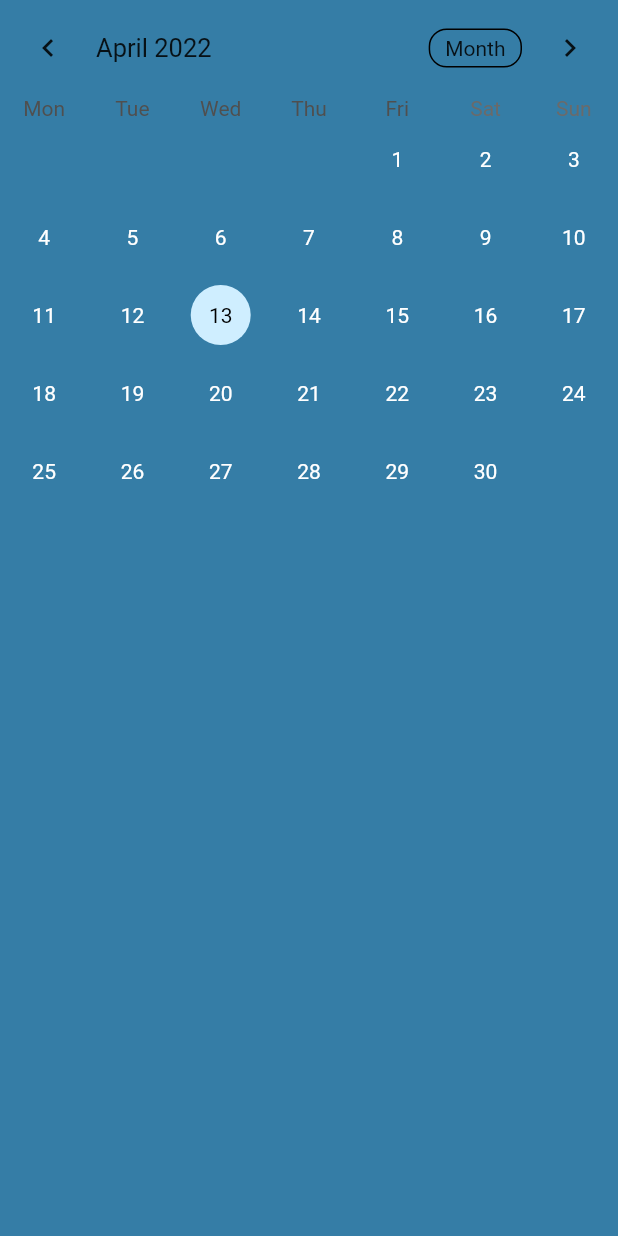
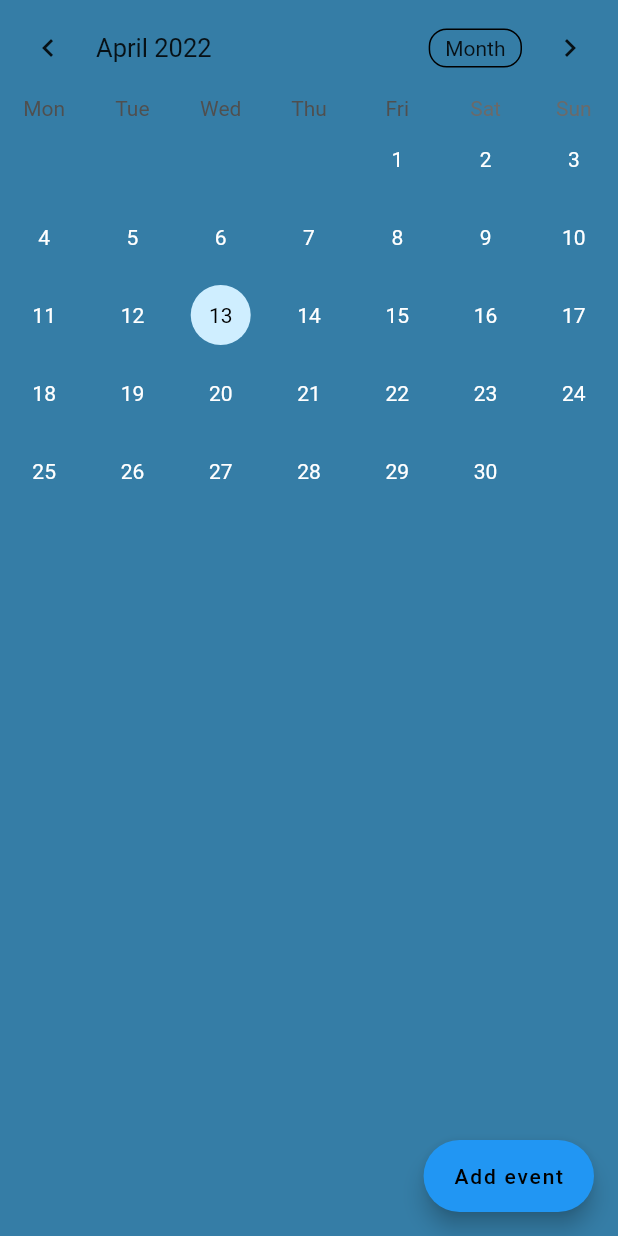
Before and after one commit to FJT-gang/AOC-Mobile, a Flutter app: the screen it shows after launch, on a phone screen of 412 x 824 dp. Run offline on Flutter 3.47's test engine with Material 2 defaults, Android fonts, the phone set to English and light mode, and no system bars; drawn by our look-alikes of table_calendar; our stand-ins replace google_fonts.

Commit message:
error fixen

```diff
--- a/lib/pages/calendar.dart
+++ b/lib/pages/calendar.dart
@@ -82,6 +82,13 @@ class _CalendarState extends State<Calendar> {
           ),
           selectedTextStyle: TextStyle(color: Globals.black),
         ),
-            )));
+      ),
+      floatingActionButton: FloatingActionButton.extended(
+          onPressed: () {},
+          label: Text(
+            "Add event",
+            style: TextStyle(color: Colors.black),
+          )),
+    ));
   }
 }
```
Also changed, not shown: pubspec.lock, 3 other files. Lines whose indentation alone changed are shown as unchanged.
